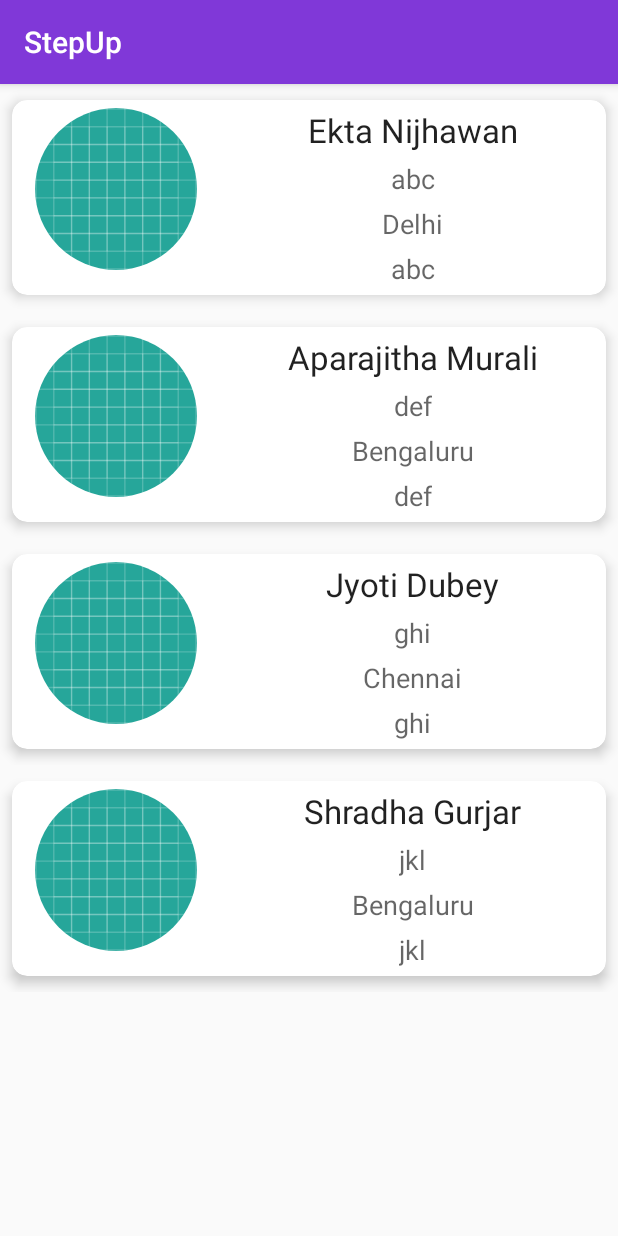
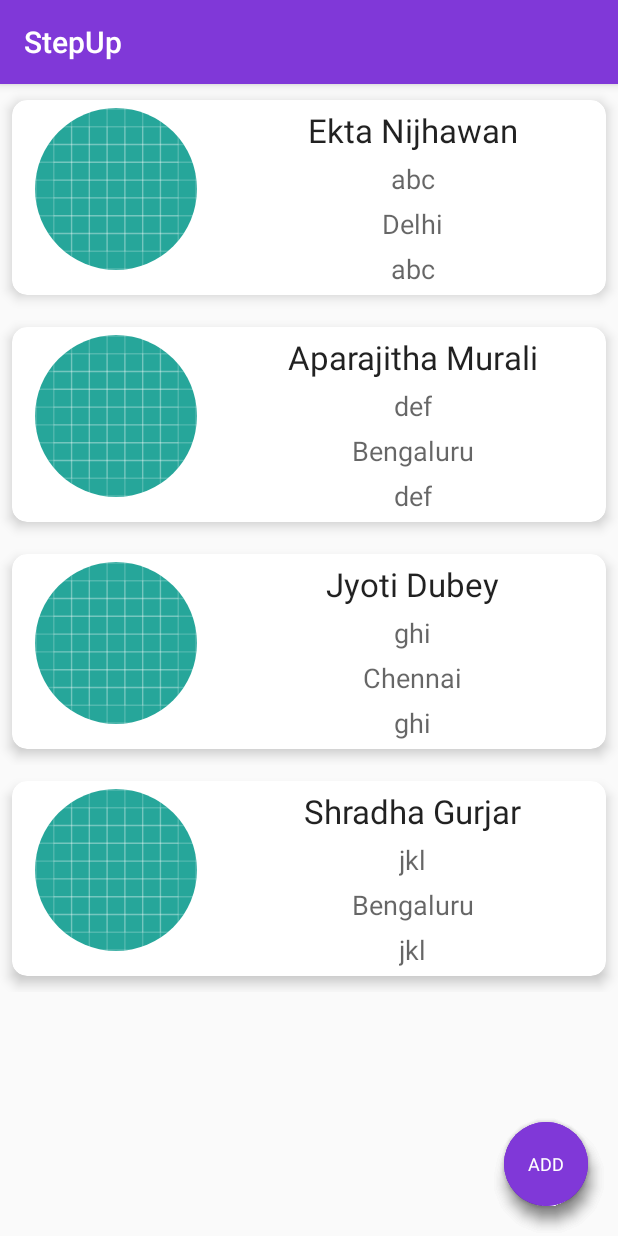
Before and after one commit to jyotid/StepUp, an Android app: the CategoryDescriptionActivity screen opened directly, with no data from a screen before it, on a phone screen of 412 x 824 dp. Run offline under Robolectric (Android 15) with nearby library versions, the phone set to English and light mode, and no system bars; our stand-ins replace CircleImageView.

Commit message:
Fab added

```diff
--- a/app/build.gradle
+++ b/app/build.gradle
@@ -28,4 +28,6 @@ dependencies {
     implementation 'com.android.support:recyclerview-v7:27.1.1'
     implementation 'com.android.support:cardview-v7:27.1.1'
     implementation 'de.hdodenhof:circleimageview:3.0.0'
+    implementation 'com.android.support:design:27.1.1'
+
 }
--- a/app/src/main/java/com/womandroid/stepup/CategoryDescriptionActivity.java
+++ b/app/src/main/java/com/womandroid/stepup/CategoryDescriptionActivity.java
@@ -1,12 +1,16 @@
 package com.womandroid.stepup;
 
 import android.content.Context;
+import android.support.design.widget.FloatingActionButton;
 import android.support.v7.app.AppCompatActivity;
 import android.os.Bundle;
 import android.support.v7.widget.DefaultItemAnimator;
 import android.support.v7.widget.LinearLayoutManager;
 import android.support.v7.widget.RecyclerView;
+import android.util.Log;
 import android.view.View;
+import android.widget.FrameLayout;
+import android.widget.LinearLayout;
 import android.widget.TextView;
 
 import com.womandroid.stepup.data.DataModel;
@@ -23,6 +27,9 @@ public class CategoryDescriptionActivity extends AppCompatActivity {
     private ArrayList<DataModelDesc> data;
     static View.OnClickListener myOnClickListener;
     private static ArrayList<Integer> removedItems;
+    boolean isFABOpen = false;
+    FloatingActionButton fab1, fab2;
+    FrameLayout frame1, frame2, frame;
 
     @Override
     protected void onCreate(Bundle savedInstanceState) {
@@ -50,6 +57,40 @@ public class CategoryDescriptionActivity extends AppCompatActivity {
 
         adapter = new CustomAdapterDesc(data);
         recyclerView.setAdapter(adapter);
+
+         frame1 = (FrameLayout)findViewById(R.id.frame1);
+         frame2 = (FrameLayout)findViewById(R.id.frame2);
+         frame = (FrameLayout)findViewById(R.id.frame);
+        FloatingActionButton fab = (FloatingActionButton) findViewById(R.id.fab);
+        frame.setOnClickListener(new View.OnClickListener() {
+            @Override
+            public void onClick(View view) {
+                if(!isFABOpen){
+                    showFABMenu();
+                }else{
+                    closeFABMenu();
+                }
+            }
+        });
+    }
+
+    private void showFABMenu(){
+        isFABOpen=true;
+        frame2.animate().translationY(-getResources().getDimension(R.dimen.standard_55));
+        frame1.animate().translationY(-getResources().getDimension(R.dimen.standard_105));
+
+        frame1.setOnClickListener(new View.OnClickListener() {
+            @Override
+            public void onClick(View view) {
+                Log.d("Clicked","frame1");
+            }
+        });
+    }
+
+    private void closeFABMenu(){
+        isFABOpen=false;
+        frame2.animate().translationY(0);
+        frame1.animate().translationY(0);
     }
 
 
--- a/app/src/main/res/layout/activity_category_description.xml
+++ b/app/src/main/res/layout/activity_category_description.xml
@@ -1,7 +1,8 @@
 <?xml version="1.0" encoding="utf-8"?>
 <RelativeLayout android:layout_height="match_parent"
     android:layout_width="match_parent"
-    xmlns:android="http://schemas.android.com/apk/res/android" >
+    xmlns:android="http://schemas.android.com/apk/res/android"
+    xmlns:app="http://schemas.android.com/apk/res-auto">
 
     <android.support.v7.widget.RecyclerView
         android:id="@+id/recyclerView"
@@ -10,4 +11,91 @@
         android:scrollbars="vertical"
         />
 
+    <FrameLayout
+        android:layout_width="wrap_content"
+        android:layout_height="wrap_content"
+        android:layout_alignParentBottom="true"
+        android:layout_alignParentRight="true"
+
+        android:id="@+id/frame1">
+
+        <android.support.design.widget.FloatingActionButton
+            xmlns:app="http://schemas.android.com/apk/res-auto"
+            android:id="@+id/fab2"
+            android:layout_width="wrap_content"
+            android:layout_height="wrap_content"
+            android:layout_margin="20dp"
+            app:borderWidth="0dp"
+            android:elevation="0dp"
+            app:fabSize="normal" />
+
+        <TextView
+            android:layout_width="wrap_content"
+            android:layout_height="wrap_content"
+            android:textColor="#fff"
+            android:text="@string/fab_mentor"
+            android:textSize="12dp"
+            android:layout_gravity="center"
+            android:elevation="7dp"/>
+
+    </FrameLayout>
+
+    <FrameLayout
+        android:layout_width="wrap_content"
+        android:layout_height="wrap_content"
+        android:layout_alignParentBottom="true"
+        android:layout_alignParentRight="true"
+
+        android:id="@+id/frame2">
+
+        <android.support.design.widget.FloatingActionButton
+            xmlns:app="http://schemas.android.com/apk/res-auto"
+            android:id="@+id/fab1"
+            android:layout_width="wrap_content"
+            android:layout_height="wrap_content"
+            android:layout_margin="20dp"
+            app:borderWidth="0dp"
+            android:elevation="0dp"
+            app:fabSize="normal" />
+
+        <TextView
+            android:layout_width="wrap_content"
+            android:layout_height="wrap_content"
+            android:textColor="#fff"
+            android:text="@string/fab_mentee"
+            android:textSize="12dp"
+            android:layout_gravity="center"
+            android:elevation="7dp"/>
+
+    </FrameLayout>
+
+    <FrameLayout
+        android:layout_width="wrap_content"
+        android:layout_height="wrap_content"
+        android:layout_alignParentBottom="true"
+        android:layout_alignParentRight="true"
+
+        android:id="@+id/frame">
+
+        <android.support.design.widget.FloatingActionButton
+            xmlns:app="http://schemas.android.com/apk/res-auto"
+            android:id="@+id/fab"
+            android:layout_width="wrap_content"
+            android:layout_height="wrap_content"
+            android:layout_margin="20dp"
+            app:borderWidth="0dp"
+            android:elevation="0dp"
+            app:fabSize="normal" />
+
+        <TextView
+            android:layout_width="wrap_content"
+            android:layout_height="wrap_content"
+            android:textColor="#fff"
+            android:text="ADD"
+            android:textSize="12dp"
+            android:layout_gravity="center"
+            android:elevation="7dp"/>
+
+    </FrameLayout>
+
 </RelativeLayout>
--- /dev/null
+++ b/app/src/main/res/values/dimens.xml
@@ -0,0 +1,6 @@
+<?xml version="1.0" encoding="utf-8"?>
+<resources>
+    <dimen name="standard_55">60dp</dimen>
+    <dimen name="standard_105">120dp</dimen>
+    <dimen name="standard_155">155dp</dimen>/>
+</resources>
--- a/app/src/main/res/values/strings.xml
+++ b/app/src/main/res/values/strings.xml
@@ -7,5 +7,7 @@
   <string name="forgot_password">Forgot Password?</string>
   <string name="login_caps">LOGIN</string>
   <string name="sign_up">Don\'t have an account? Sign up</string>
+  <string name="fab_mentor">MENTOR</string>
+  <string name="fab_mentee">MENTEE</string>
 
 </resources>
```
